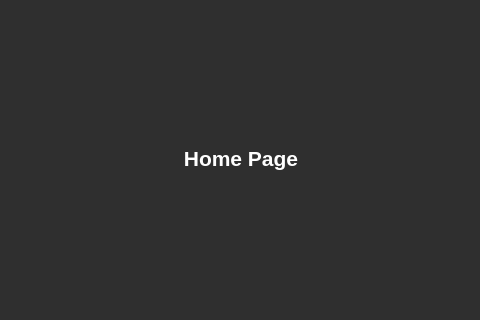
First picture: the form in Ui_File/main.ui, repository domainyman/Stock_backtest_py, before the edit; both pictures show x 375 to 855 and y 309 to 629 of the 1028 by 831 pixel window.
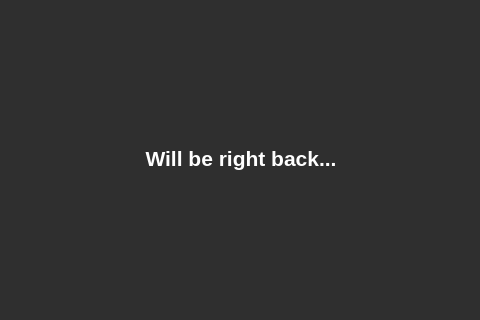
Second picture: the form after the edit. The open tabs and pages were chosen to show the change.

```diff
--- a/Ui_File/main.ui
+++ b/Ui_File/main.ui
@@ -378,11 +378,14 @@
                  <string notr="true">color: rgb(255, 255, 255);</string>
                 </property>
                 <property name="text">
-                 <string>Home Page</string>
+                 <string>Will be right back...</string>
                 </property>
                 <property name="alignment">
                  <set>Qt::AlignCenter</set>
                 </property>
+                <property name="wordWrap">
+                 <bool>false</bool>
+                </property>
                </widget>
               </item>
              </layout>
```
Left out of the diff: 13 changed lines with no effect on the pictures.
